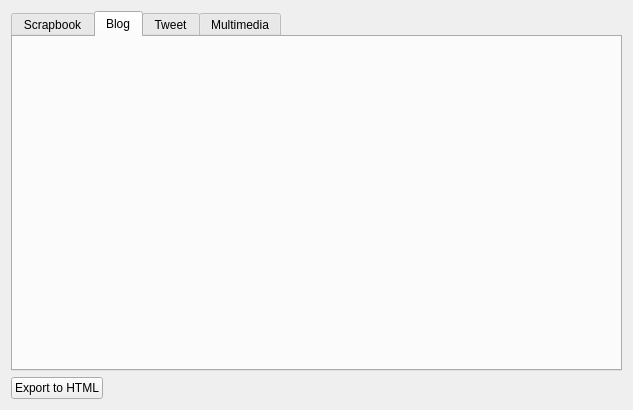
The window that gui/scrapbookgui.ui (Huy-Nguyen-HCI/RocketBook) describes before a commit, drawn with Qt 5.
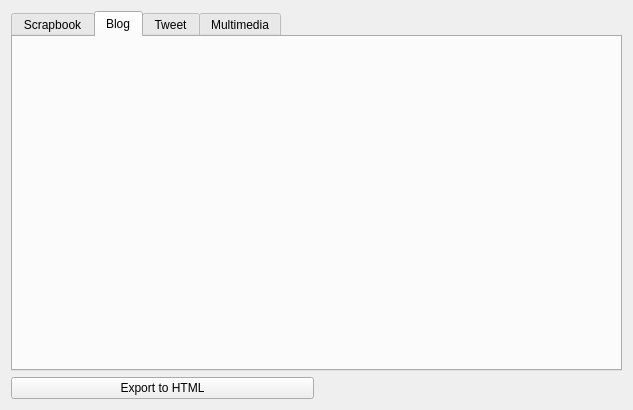
The same window after the commit.

Commit message: Export HTML code to a user-selected HTML file

```diff
--- a/gui/scrapbookgui.ui
+++ b/gui/scrapbookgui.ui
@@ -123,17 +123,11 @@
       </widget>
      </item>
      <item>
-      <spacer name="horizontalSpacer_2">
-       <property name="orientation">
-        <enum>Qt::Horizontal</enum>
+      <widget class="QLabel" name="message">
+       <property name="text">
+        <string/>
        </property>
-       <property name="sizeHint" stdset="0">
-        <size>
-         <width>40</width>
-         <height>20</height>
-        </size>
-       </property>
-      </spacer>
+      </widget>
      </item>
     </layout>
    </item>
```
The commit also changes 2 other files.
